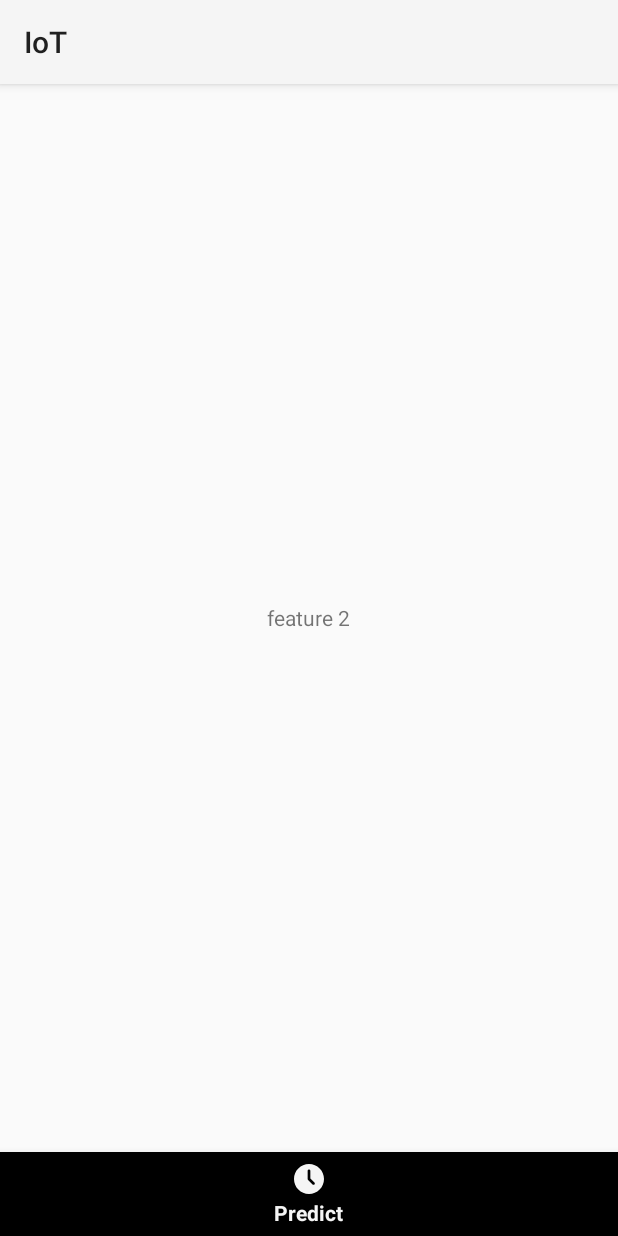
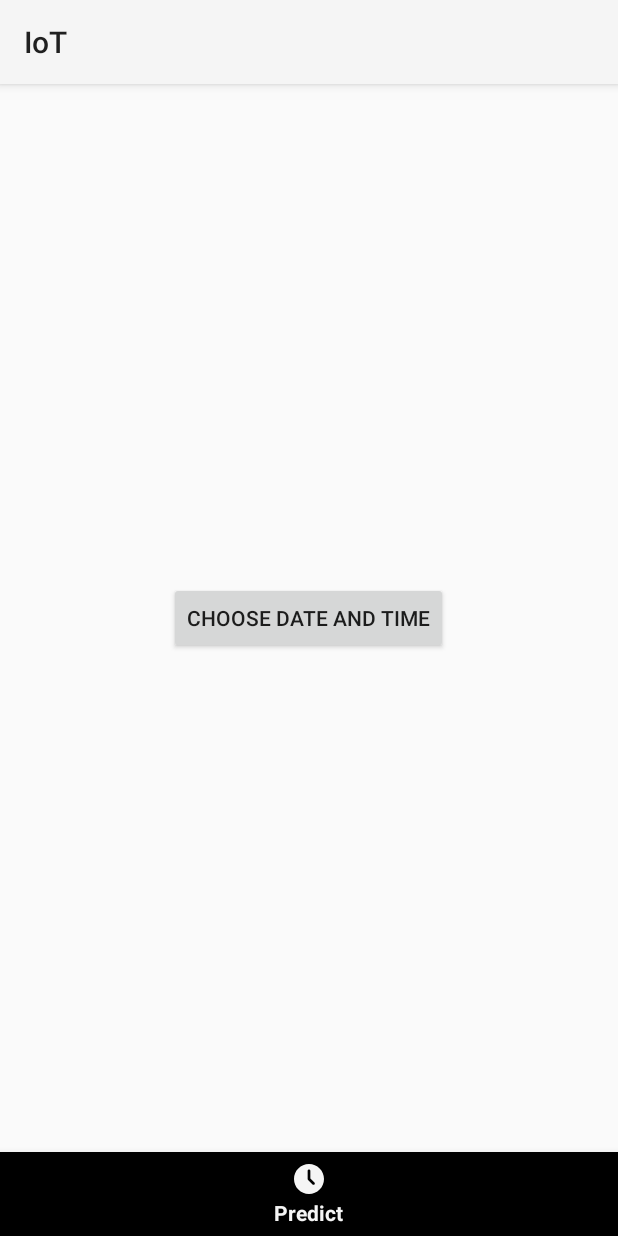
Before and after one commit to wzrwzr23/Quetie-System-Design, an Android app: the Feature2Fragment screen opened through its navigation route, on a phone screen of 412 x 824 dp. Run offline under Robolectric (Android 15) with nearby library versions, the phone set to English and light mode, and no system bars; our stand-ins replace navigation-ui; libraries missing offline, so code that uses them is left out: com.github.mikephil.charting; 8 statements that could not run were skipped.

Commit message:
feat: feature 2

```diff
--- a/app/src/main/res/layout/fragment_feature_2.xml
+++ b/app/src/main/res/layout/fragment_feature_2.xml
@@ -2,10 +2,11 @@
     android:layout_width="match_parent"
     android:layout_height="match_parent">
 
-    <!-- Add your UI elements here -->
-    <TextView
+    <Button
+        android:id="@+id/chooseDateTimeButton"
         android:layout_width="wrap_content"
         android:layout_height="wrap_content"
-        android:text="feature 2"
-        android:layout_gravity="center" />
+        android:layout_gravity="center"
+        android:text="Choose Date and Time" />
+
 </FrameLayout>
```
Also changed, not shown: app/src/main/java/io/catroll/iot/view/Feature2Fragment.java (+63 -2 lines).
